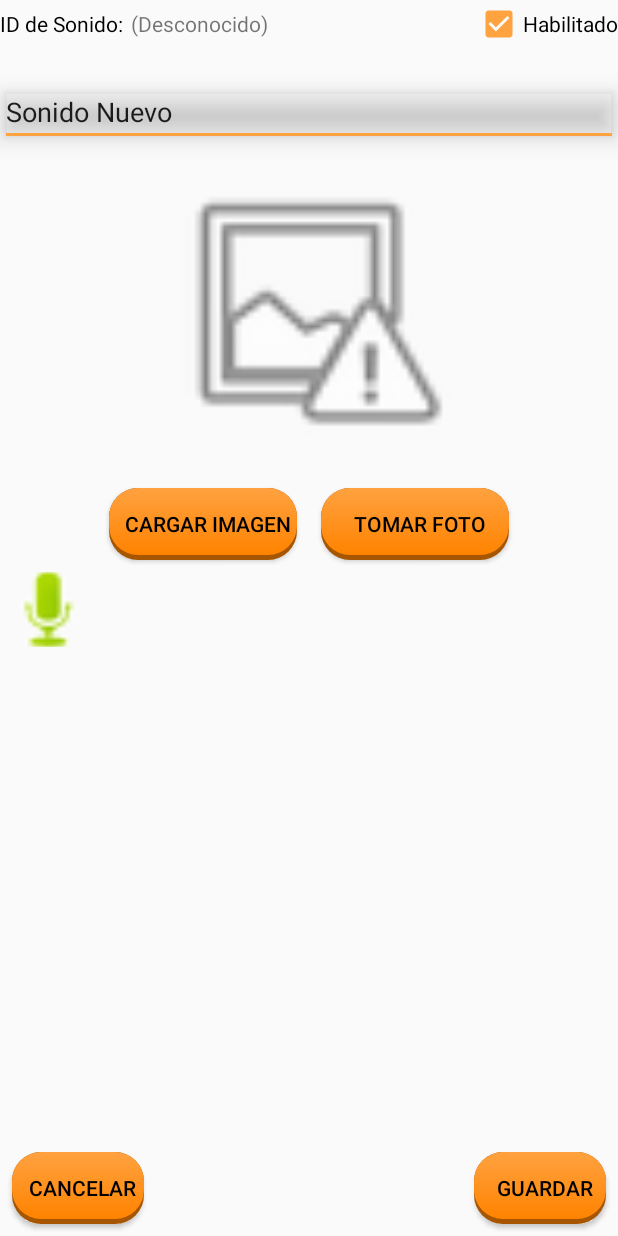
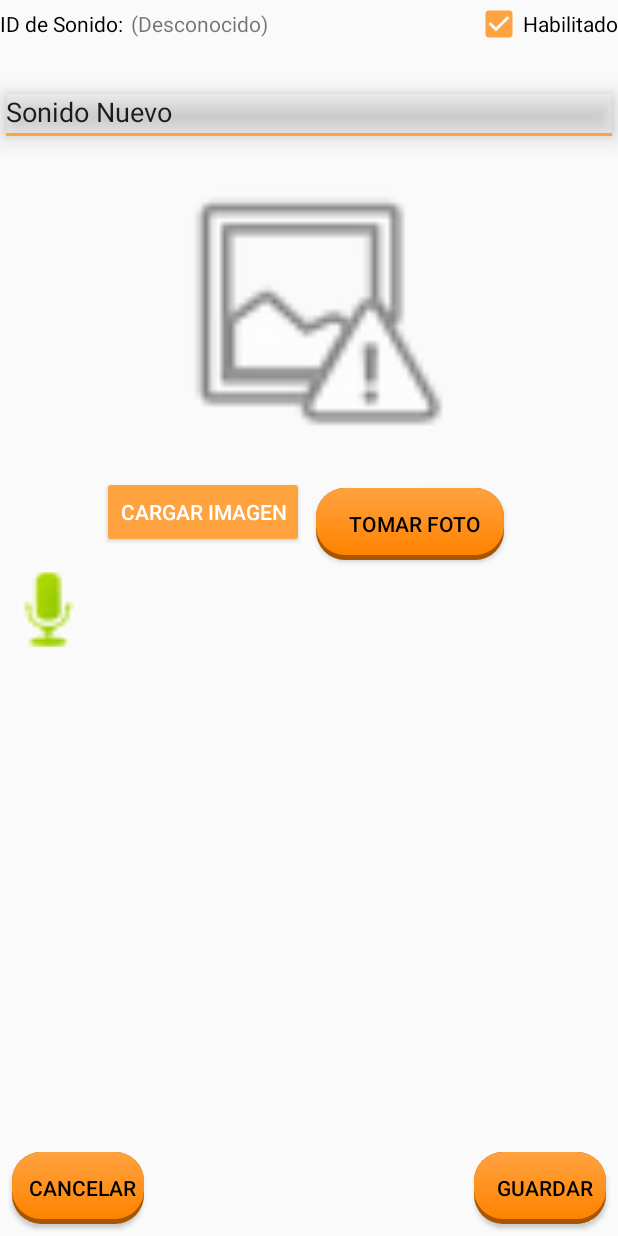
Before and after one commit to GabrielMiguez/pfinal, an Android app: the layout content_sonidos_edicion.xml on its own in the app's theme, with its tools: preview values and no code run, on a phone screen of 412 x 824 dp. Run offline under Robolectric (Android 15) with nearby library versions, the light colour scheme and no system bars.

Commit message:
arduino merge-falta android-grabar id sonido

```diff
--- a/NotSound/app/src/main/java/com/example/gabys/notsound/Bluetooth.java
+++ b/NotSound/app/src/main/java/com/example/gabys/notsound/Bluetooth.java
@@ -215,7 +215,7 @@ public class Bluetooth {
             e.printStackTrace();
         }
 
-        hilosms.write(new String("TESTS CONEXION|"));
+        //hilosms.write(new String("T0|"));
 
     }
 
--- a/NotSound/app/src/main/java/com/example/gabys/notsound/MiServiceIBinder.java
+++ b/NotSound/app/src/main/java/com/example/gabys/notsound/MiServiceIBinder.java
@@ -188,7 +188,7 @@ public class MiServiceIBinder extends Service {
         long[] vibratePattern = {0, 800};
 
         Intent i = new Intent(getApplicationContext(), SonidoAlertaActivity.class);
-        i.putExtra("sonidoSeleccionado", -1);
+        i.putExtra("sonidoSeleccionado", 99);
 
         PendingIntent viewPendingIntent = PendingIntent.getActivity(getApplicationContext(), 0, i, PendingIntent.FLAG_ONE_SHOT);
 
--- a/NotSound/app/src/main/res/layout/content_sonidos_edicion.xml
+++ b/NotSound/app/src/main/res/layout/content_sonidos_edicion.xml
@@ -62,8 +62,10 @@
         android:layout_alignParentBottom="false"
         android:layout_alignParentLeft="true"
         android:layout_below="@+id/linearLayout2"
+        android:adjustViewBounds="true"
         android:background="@null"
-        android:adjustViewBounds="true"
+        android:cropToPadding="false"
+        android:onClick="grabarAudio"
         android:scaleType="centerCrop"
         app:srcCompat="@android:drawable/presence_audio_online" />
 
@@ -123,14 +125,14 @@
 
         <Button
             android:id="@+id/btn_CargarImagen"
+            style="@style/Widget.AppCompat.Button.Colored"
             android:layout_width="wrap_content"
             android:layout_height="wrap_content"
             android:layout_alignParentLeft="true"
             android:layout_alignParentStart="true"
             android:layout_below="@+id/img_ImagenSonido"
             android:layout_weight="1"
-            android:text="Cargar Imagen"
-            style="@style/style_button"/>
+            android:text="Cargar Imagen" />
 
         <Button
             android:id="@+id/btn_TomarFoto"
```
Also changed, not shown: NotSound/app/src/main/java/com/example/gabys/notsound/SonidoAlertaActivity.java (+9 -5 lines), NotSound/app/src/main/java/com/example/gabys/notsound/SonidosEdicionActivity.java (+19 -2 lines), 1 other file.
